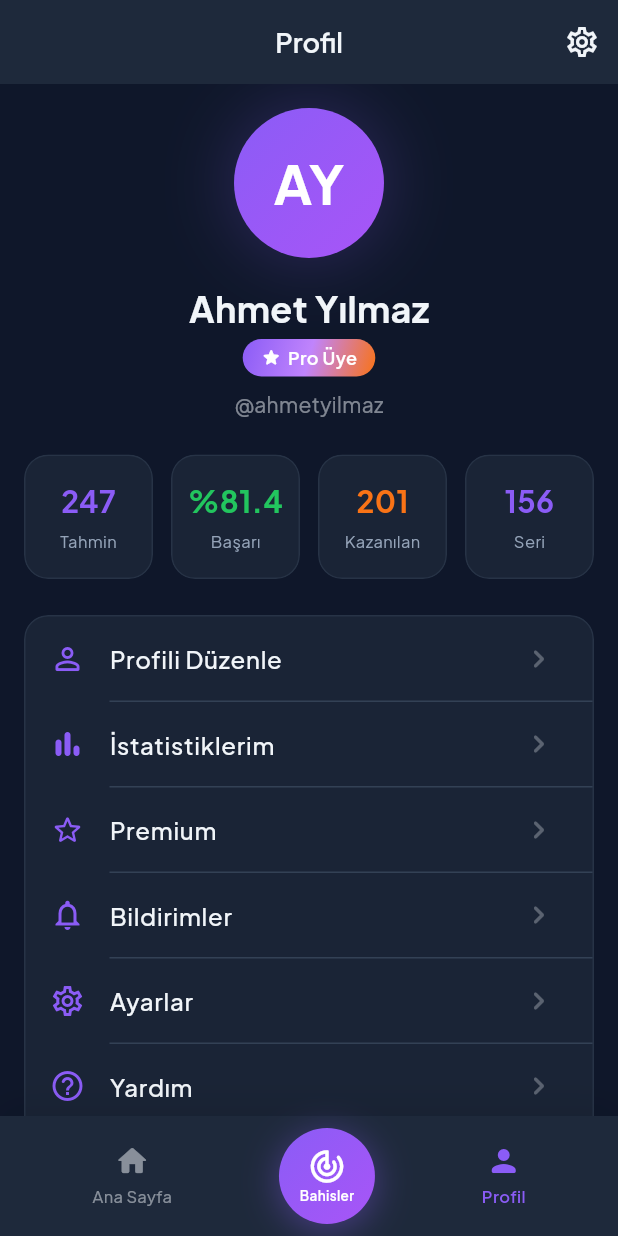
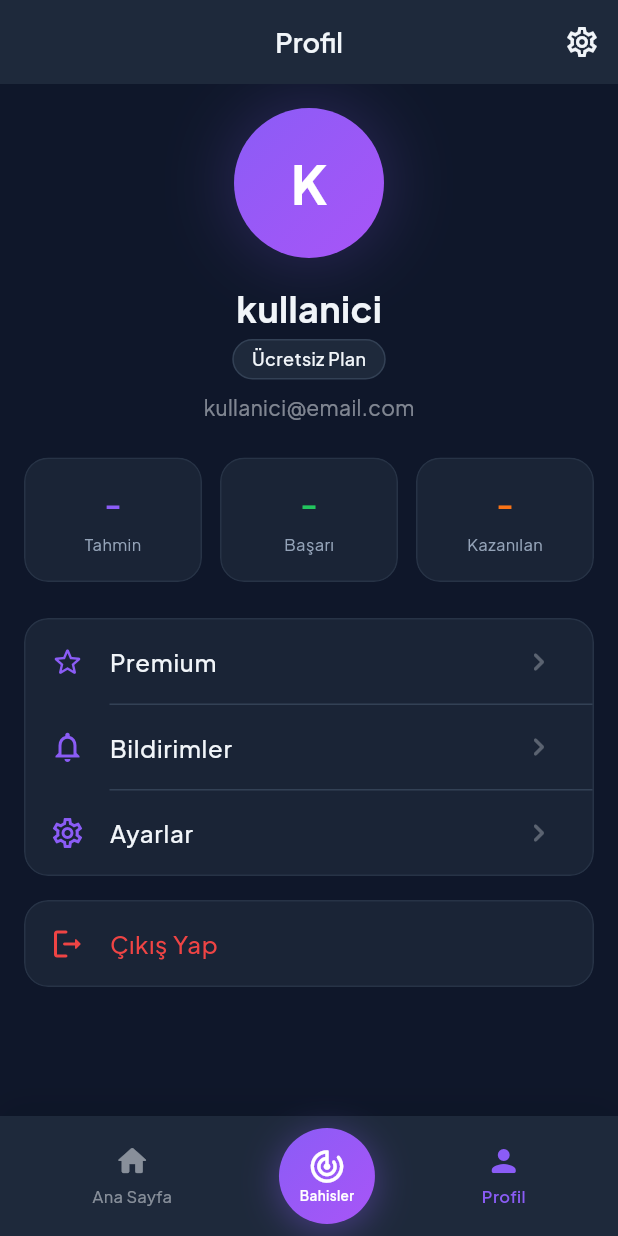
Before and after one commit to p0wz/goalify-ai, a Flutter app: the ProfileScreen screen opened by its route, on a phone screen of 412 x 824 dp. Run offline on Flutter 3.47's test engine with Material 3 defaults, Android fonts, the phone set to English and light mode, and no system bars; drawn by our look-alikes of flutter_animate; our stand-ins replace dio, flutter_riverpod, flutter_secure_storage, go_router, google_fonts, shared_preferences; accounts and stored records are empty; network calls fail.

Commit message:
fix: profile screen auth integration and working logout

```diff
--- a/sentio_app/lib/presentation/screens/profile/profile_screen.dart
+++ b/sentio_app/lib/presentation/screens/profile/profile_screen.dart
@@ -1,25 +1,35 @@
 import 'package:flutter/material.dart';
 import 'package:flutter_animate/flutter_animate.dart';
+import 'package:flutter_riverpod/flutter_riverpod.dart';
+import 'package:go_router/go_router.dart';
 import '../../../core/constants/app_colors.dart';
 import '../../../core/constants/app_spacing.dart';
+import '../../providers/auth_provider.dart';
 import '../../widgets/common/glass_card.dart';
+import '../../widgets/common/gradient_button.dart';
 
 /// Profile Screen
-/// Shows user info, stats, and menu options
-class ProfileScreen extends StatelessWidget {
+/// Shows user info, stats, and menu options - or login prompt if not authenticated
+class ProfileScreen extends ConsumerWidget {
   const ProfileScreen({super.key});
 
   @override
-  Widget build(BuildContext context) {
+  Widget build(BuildContext context, WidgetRef ref) {
+    final authState = ref.watch(authProvider);
+
+    // If not authenticated, show login prompt
+    if (!authState.isAuthenticated) {
+      return _buildLoginPrompt(context);
+    }
+
+    // Authenticated - show profile
     return Scaffold(
       appBar: AppBar(
         title: const Text('Profil'),
         actions: [
           IconButton(
             icon: const Icon(Icons.settings_outlined),
-            onPressed: () {
-              // Navigate to settings
-            },
+            onPressed: () => context.push('/settings'),
           ),
         ],
       ),
@@ -28,7 +38,7 @@ class ProfileScreen extends StatelessWidget {
         child: Column(
           children: [
             // Profile Header
-            _buildProfileHeader(context),
+            _buildProfileHeader(context, authState),
             const SizedBox(height: AppSpacing.xxl),
 
             // Stats Grid
@@ -36,14 +46,74 @@ class ProfileScreen extends StatelessWidget {
             const SizedBox(height: AppSpacing.xxl),
 
             // Menu Items
-            _buildMenuSection(context),
+            _buildMenuSection(context, ref),
           ],
         ),
       ),
     );
   }
 
-  Widget _buildProfileHeader(BuildContext context) {
+  Widget _buildLoginPrompt(BuildContext context) {
+    return Scaffold(
+      appBar: AppBar(title: const Text('Profil')),
+      body: Center(
+        child: Padding(
+          padding: const EdgeInsets.all(AppSpacing.xxl),
+          child: Column(
+            mainAxisAlignment: MainAxisAlignment.center,
+            children: [
+              Container(
+                width: 100,
+                height: 100,
+                decoration: BoxDecoration(
+                  color: AppColors.primaryPurple.withAlpha(25),
+                  shape: BoxShape.circle,
+                ),
+                child: Icon(
+                  Icons.person_outline_rounded,
+                  size: 48,
+                  color: AppColors.primaryPurple.withAlpha(128),
+                ),
+              ).animate().fadeIn().scale(),
+              const SizedBox(height: AppSpacing.xl),
+              Text(
+                'Hesabınıza Giriş Yapın',
+                style: Theme.of(context).textTheme.headlineSmall?.copyWith(
+                  fontWeight: FontWeight.w600,
+                ),
+              ).animate().fadeIn(delay: 100.ms),
+              const SizedBox(height: AppSpacing.sm),
+              Text(
+                'Tahminlerinizi kaydedin, istatistiklerinizi takip edin',
+                textAlign: TextAlign.center,
+                style: TextStyle(
+                  color: Theme.of(context).colorScheme.onSurface.withAlpha(153),
+                ),
+              ).animate().fadeIn(delay: 200.ms),
+              const SizedBox(height: AppSpacing.xxl),
+              GradientButton(
+                text: 'Giriş Yap',
+                onPressed: () => context.go('/login'),
+              ).animate().fadeIn(delay: 300.ms),
+              const SizedBox(height: AppSpacing.md),
+              TextButton(
+                onPressed: () => context.go('/register'),
+                child: const Text('Hesabınız yok mu? Kayıt olun'),
+              ).animate().fadeIn(delay: 400.ms),
+            ],
+          ),
+        ),
+      ),
+    );
+  }
+
+  Widget _buildProfileHeader(BuildContext context, AuthState authState) {
+    final user = authState.user;
+    final email = user?.email ?? 'kullanici@email.com';
+    final name = user?.name ?? email.split('@').first;
+    final initials = name.isNotEmpty ? name[0].toUpperCase() : 'U';
+    final isPremium = user?.isPremium ?? false;
+
     return Column(
       children: [
         // Avatar
@@ -55,10 +125,10 @@ class ProfileScreen extends StatelessWidget {
             shape: BoxShape.circle,
             boxShadow: [AppShadows.primaryGlow],
           ),
-          child: const Center(
+          child: Center(
             child: Text(
-              'AY',
-              style: TextStyle(
+              initials,
+              style: const TextStyle(
                 fontSize: 36,
                 fontWeight: FontWeight.w700,
                 color: Colors.white,
@@ -70,14 +140,15 @@ class ProfileScreen extends StatelessWidget {
         const SizedBox(height: AppSpacing.lg),
 
         // Name
-        const Text(
-          'Ahmet Yılmaz',
-          style: TextStyle(fontSize: 24, fontWeight: FontWeight.w700),
+        Text(
+          name,
+          style: const TextStyle(fontSize: 24, fontWeight: FontWeight.w700),
         ).animate().fadeIn(delay: 200.ms),
 
         const SizedBox(height: AppSpacing.xs),
 
         // Badge
+        if (isPremium)
           Container(
             padding: const EdgeInsets.symmetric(horizontal: 12, vertical: 4),
             decoration: BoxDecoration(
@@ -99,13 +170,26 @@ class ProfileScreen extends StatelessWidget {
                 ),
               ],
             ),
+          ).animate().fadeIn(delay: 300.ms)
+        else
+          Container(
+            padding: const EdgeInsets.symmetric(horizontal: 12, vertical: 4),
+            decoration: BoxDecoration(
+              color: Theme.of(context).colorScheme.surface,
+              borderRadius: BorderRadius.circular(AppRadius.full),
+              border: Border.all(color: Theme.of(context).dividerColor),
+            ),
+            child: const Text(
+              'Ücretsiz Plan',
+              style: TextStyle(fontSize: 12, fontWeight: FontWeight.w500),
+            ),
           ).animate().fadeIn(delay: 300.ms),
 
         const SizedBox(height: AppSpacing.sm),
 
-        // Username
+        // Email
         Text(
-          '@ahmetyilmaz',
+          email,
           style: TextStyle(
             fontSize: 14,
             color: Theme.of(context).colorScheme.onSurface.withAlpha(128),
@@ -121,7 +205,7 @@ class ProfileScreen extends StatelessWidget {
         Expanded(
           child: _buildStatItem(
             context,
-            value: '247',
+            value: '-',
             label: 'Tahmin',
             color: AppColors.primaryPurple,
           ),
@@ -130,7 +214,7 @@ class ProfileScreen extends StatelessWidget {
         Expanded(
           child: _buildStatItem(
             context,
-            value: '%81.4',
+            value: '-',
             label: 'Başarı',
             color: AppColors.winGreen,
           ),
@@ -139,18 +223,9 @@ class ProfileScreen extends StatelessWidget {
         Expanded(
           child: _buildStatItem(
             context,
-            value: '201',
+            value: '-',
             label: 'Kazanılan',
             color: AppColors.accentOrange,
-          ),
-        ),
-        const SizedBox(width: AppSpacing.md),
-        Expanded(
-          child: _buildStatItem(
-            context,
-            value: '156',
-            label: 'Seri',
-            color: AppColors.primaryPurple,
           ),
         ),
       ],
@@ -195,18 +270,8 @@ class ProfileScreen extends StatelessWidget {
     );
   }
 
-  Widget _buildMenuSection(BuildContext context) {
+  Widget _buildMenuSection(BuildContext context, WidgetRef ref) {
     final menuItems = [
-      {
-        'icon': Icons.person_outline_rounded,
-        'title': 'Profili Düzenle',
-        'route': '/edit-profile',
-      },
-      {
-        'icon': Icons.bar_chart_rounded,
-        'title': 'İstatistiklerim',
-        'route': '/stats',
-      },
       {
         'icon': Icons.star_outline_rounded,
         'title': 'Premium',
@@ -222,47 +287,36 @@ class ProfileScreen extends StatelessWidget {
         'title': 'Ayarlar',
         'route': '/settings',
       },
-      {'icon': Icons.help_outline_rounded, 'title': 'Yardım', 'route': '/help'},
-      {
-        'icon': Icons.logout_rounded,
-        'title': 'Çıkış Yap',
-        'route': '/logout',
-        'isDestructive': true,
-      },
     ];
 
-    return GlassCard(
+    return Column(
+      children: [
+        GlassCard(
           padding: EdgeInsets.zero,
           child: Column(
             children: menuItems.asMap().entries.map((entry) {
               final index = entry.key;
               final item = entry.value;
               final isLast = index == menuItems.length - 1;
-          final isDestructive = item['isDestructive'] == true;
 
               return Column(
                 children: [
                   ListTile(
                     leading: Icon(
                       item['icon'] as IconData,
-                  color: isDestructive
-                      ? AppColors.loseRed
-                      : AppColors.primaryPurple,
+                      color: AppColors.primaryPurple,
                     ),
                     title: Text(
                       item['title'] as String,
-                  style: TextStyle(
-                    fontWeight: FontWeight.w500,
-                    color: isDestructive ? AppColors.loseRed : null,
-                  ),
+                      style: const TextStyle(fontWeight: FontWeight.w500),
                     ),
                     trailing: Icon(
                       Icons.chevron_right_rounded,
-                  color: Theme.of(context).colorScheme.onSurface.withAlpha(77),
+                      color: Theme.of(
+                        context,
+                      ).colorScheme.onSurface.withAlpha(77),
                     ),
-                onTap: () {
-                  // Navigate to route
-                },
+                    onTap: () => context.push(item['route'] as String),
                   ),
                   if (!isLast)
                     Divider(
@@ -274,6 +328,55 @@ class ProfileScreen extends StatelessWidget {
               );
             }).toList(),
           ),
+        ),
+        const SizedBox(height: AppSpacing.lg),
+        // Logout Button
+        GlassCard(
+          padding: EdgeInsets.zero,
+          child: ListTile(
+            leading: const Icon(Icons.logout_rounded, color: AppColors.loseRed),
+            title: const Text(
+              'Çıkış Yap',
+              style: TextStyle(
+                fontWeight: FontWeight.w500,
+                color: AppColors.loseRed,
+              ),
+            ),
+            onTap: () async {
+              // Show confirmation dialog
+              final confirm = await showDialog<bool>(
+                context: context,
+                builder: (context) => AlertDialog(
+                  title: const Text('Çıkış Yap'),
+                  content: const Text(
+                    'Hesabınızdan çıkış yapmak istediğinize emin misiniz?',
+                  ),
+                  actions: [
+                    TextButton(
+                      onPressed: () => Navigator.pop(context, false),
+                      child: const Text('İptal'),
+                    ),
+                    TextButton(
+                      onPressed: () => Navigator.pop(context, true),
+                      child: const Text(
+                        'Çıkış Yap',
+                        style: TextStyle(color: AppColors.loseRed),
+                      ),
+                    ),
+                  ],
+                ),
+              );
+
+              if (confirm == true) {
+                await ref.read(authProvider.notifier).logout();
+                if (context.mounted) {
+                  context.go('/login');
+                }
+              }
+            },
+          ),
+        ),
+      ],
     ).animate().fadeIn(delay: 600.ms).slideY(begin: 0.1, end: 0);
   }
 }
```
Lines whose indentation alone changed are shown as unchanged.
